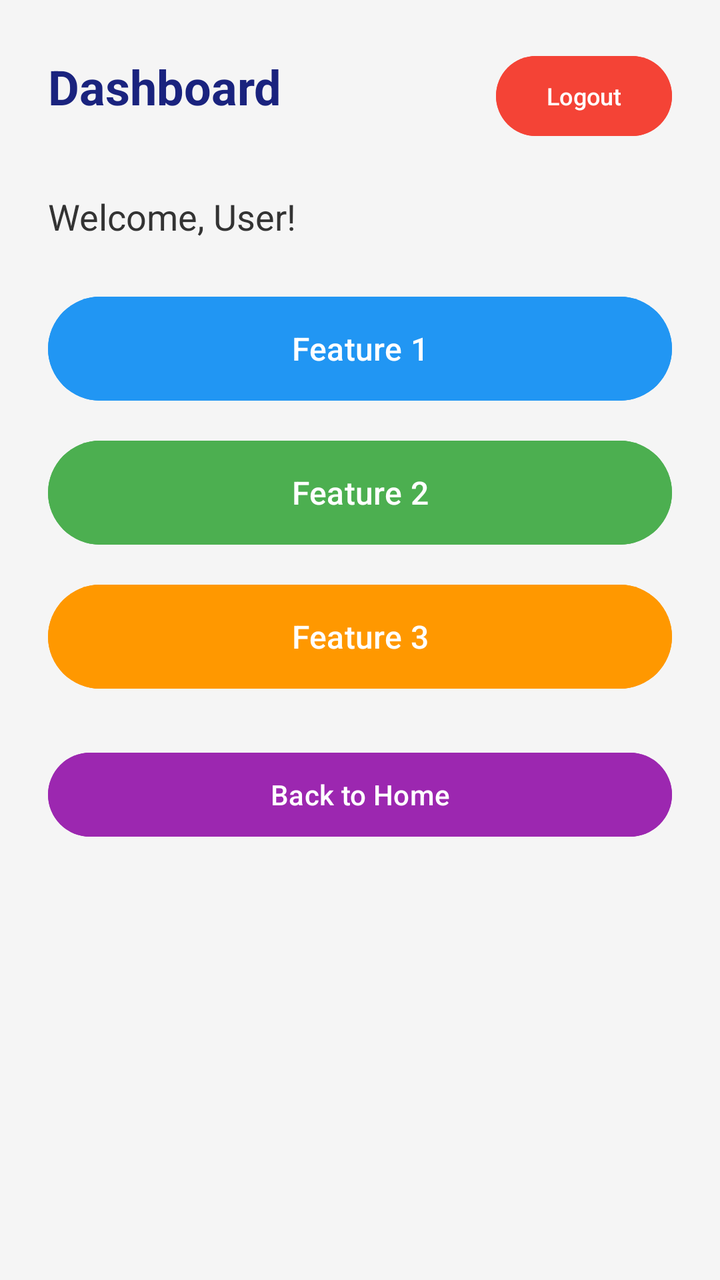
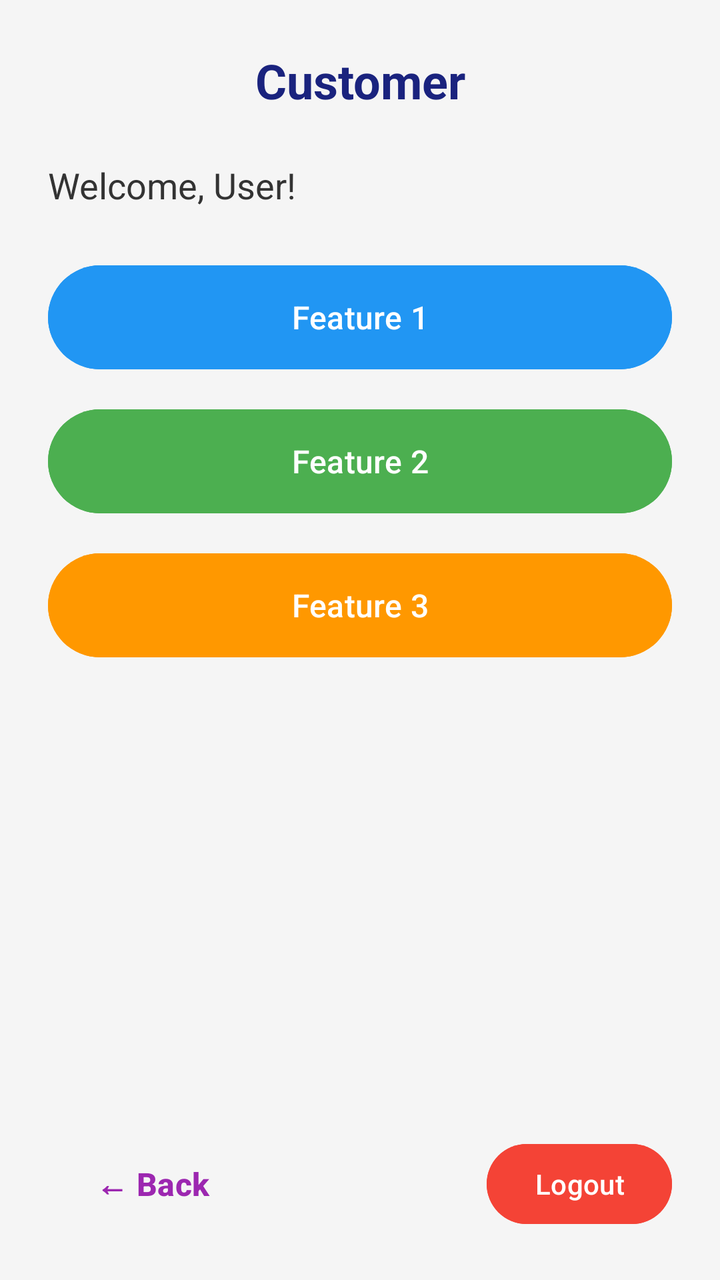

The first picture is an Android layout as it rendered before a commit; the second is the same layout after the commit. The layout source and the unified diff follow.
<!-- AndroidManifest.xml: application theme Theme.EasyTravel -->
<!-- res/layout/activity_dashboard.xml -->
<?xml version="1.0" encoding="utf-8"?>
<LinearLayout xmlns:android="http://schemas.android.com/apk/res/android"
    xmlns:app="http://schemas.android.com/apk/res-auto"
    android:layout_width="match_parent"
    android:layout_height="match_parent"
    android:orientation="vertical"
    android:padding="24dp"
    android:background="#F5F5F5">

    
    <LinearLayout
        android:layout_width="match_parent"
        android:layout_height="wrap_content"
        android:orientation="horizontal"
        android:layout_marginBottom="24dp">

        <TextView
            android:layout_width="0dp"
            android:layout_height="wrap_content"
            android:layout_weight="1"
            android:text="Dashboard"
            android:textSize="24sp"
            android:textStyle="bold"
            android:textColor="#1A237E" />

        <Button
            android:id="@+id/btnLogout"
            android:layout_width="wrap_content"
            android:layout_height="wrap_content"
            android:text="Logout"
            android:backgroundTint="#F44336"
            android:textColor="#FFFFFF"
            android:textSize="12sp" />
    </LinearLayout>

    
    <TextView
        android:id="@+id/tvWelcome"
        android:layout_width="match_parent"
        android:layout_height="wrap_content"
        android:text="Welcome, User!"
        android:textSize="18sp"
        android:textColor="#333333"
        android:layout_marginBottom="24dp" />

    
    <Button
        android:id="@+id/btnFeature1"
        android:layout_width="match_parent"
        android:layout_height="60dp"
        android:text="Feature 1"
        android:backgroundTint="#2196F3"
        android:textColor="#FFFFFF"
        android:textSize="16sp"
        android:layout_marginBottom="12dp" />

    <Button
        android:id="@+id/btnFeature2"
        android:layout_width="match_parent"
        android:layout_height="60dp"
        android:text="Feature 2"
        android:backgroundTint="#4CAF50"
        android:textColor="#FFFFFF"
        android:textSize="16sp"
        android:layout_marginBottom="12dp" />

    <Button
        android:id="@+id/btnFeature3"
        android:layout_width="match_parent"
        android:layout_height="60dp"
        android:text="Feature 3"
        android:backgroundTint="#FF9800"
        android:textColor="#FFFFFF"
        android:textSize="16sp"
        android:layout_marginBottom="24dp" />

    
    <Button
        android:id="@+id/btnGoHome"
        android:layout_width="match_parent"
        android:layout_height="50dp"
        android:text="Back to Home"
        android:backgroundTint="#9C27B0"
        android:textColor="#FFFFFF"
        android:textSize="14sp" />

</LinearLayout>
<!-- resources referenced by this layout -->
<resources>
  <style name="Theme.EasyTravel" parent="Base.Theme.EasyTravel" />
  <style name="Base.Theme.EasyTravel" parent="Theme.Material3.DayNight.NoActionBar">
          
          
      </style>
</resources>

<!-- the commit's change to res/layout/activity_dashboard.xml (unified diff, before → after) -->
@@ -1,6 +1,5 @@
 <?xml version="1.0" encoding="utf-8"?>
 <LinearLayout xmlns:android="http://schemas.android.com/apk/res/android"
-    xmlns:app="http://schemas.android.com/apk/res-auto"
     android:layout_width="match_parent"
     android:layout_height="match_parent"
     android:orientation="vertical"
@@ -18,19 +17,11 @@
             android:layout_width="0dp"
             android:layout_height="wrap_content"
             android:layout_weight="1"
-            android:text="Dashboard"
+            android:text="Customer"
             android:textSize="24sp"
             android:textStyle="bold"
-            android:textColor="#1A237E" />
-
-        <Button
-            android:id="@+id/btnLogout"
-            android:layout_width="wrap_content"
-            android:layout_height="wrap_content"
-            android:text="Logout"
-            android:backgroundTint="#F44336"
-            android:textColor="#FFFFFF"
-            android:textSize="12sp" />
+            android:textColor="#1A237E"
+            android:gravity="center" />
     </LinearLayout>
 
     
@@ -75,13 +66,44 @@
         android:layout_marginBottom="24dp" />
 
     
-    <Button
-        android:id="@+id/btnGoHome"
+    <View
         android:layout_width="match_parent"
-        android:layout_height="50dp"
-        android:text="Back to Home"
-        android:backgroundTint="#9C27B0"
-        android:textColor="#FFFFFF"
-        android:textSize="14sp" />
+        android:layout_height="0dp"
+        android:layout_weight="1" />
+
+    
+    <LinearLayout
+        android:layout_width="match_parent"
+        android:layout_height="wrap_content"
+        android:orientation="horizontal"
+        android:gravity="center_vertical">
+
+        
+        <Button
+            android:id="@+id/btnGoHome"
+            android:layout_width="wrap_content"
+            android:layout_height="wrap_content"
+            android:text="← Back"
+            android:backgroundTint="@android:color/transparent"
+            android:textColor="#9C27B0"
+            android:textSize="16sp"
+            android:textStyle="bold" />
+
+        
+        <View
+            android:layout_width="0dp"
+            android:layout_height="1dp"
+            android:layout_weight="1" />
+
+        
+        <Button
+            android:id="@+id/btnLogout"
+            android:layout_width="wrap_content"
+            android:layout_height="wrap_content"
+            android:text="Logout"
+            android:backgroundTint="#F44336"
+            android:textColor="#FFFFFF"
+            android:textSize="14sp" />
+    </LinearLayout>
 
 </LinearLayout>
